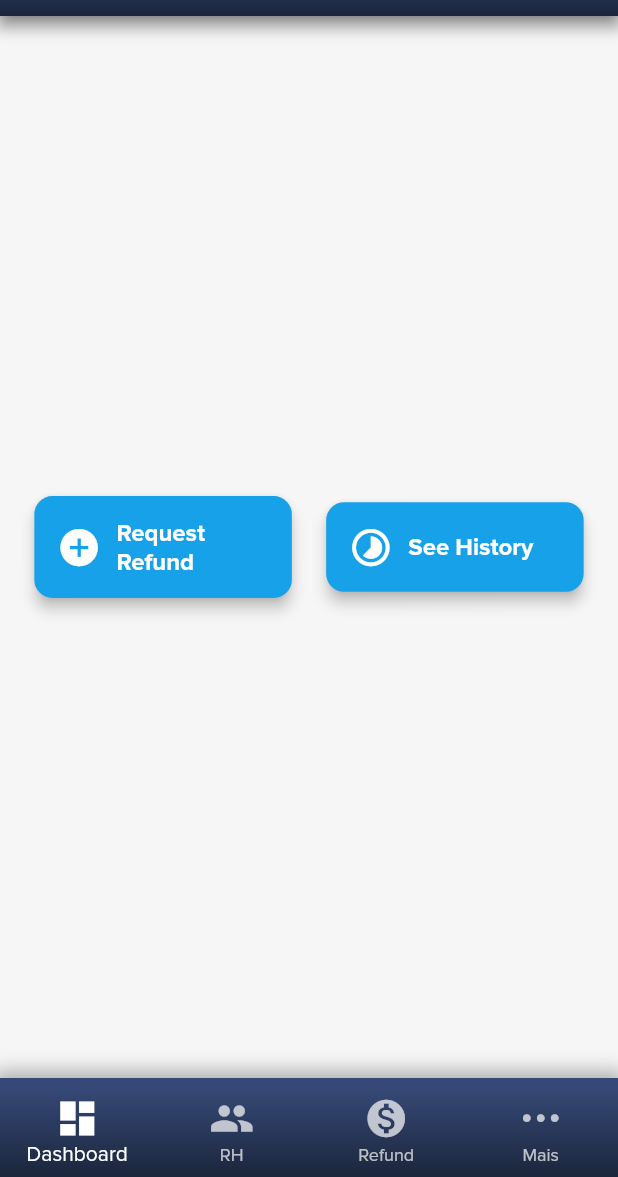
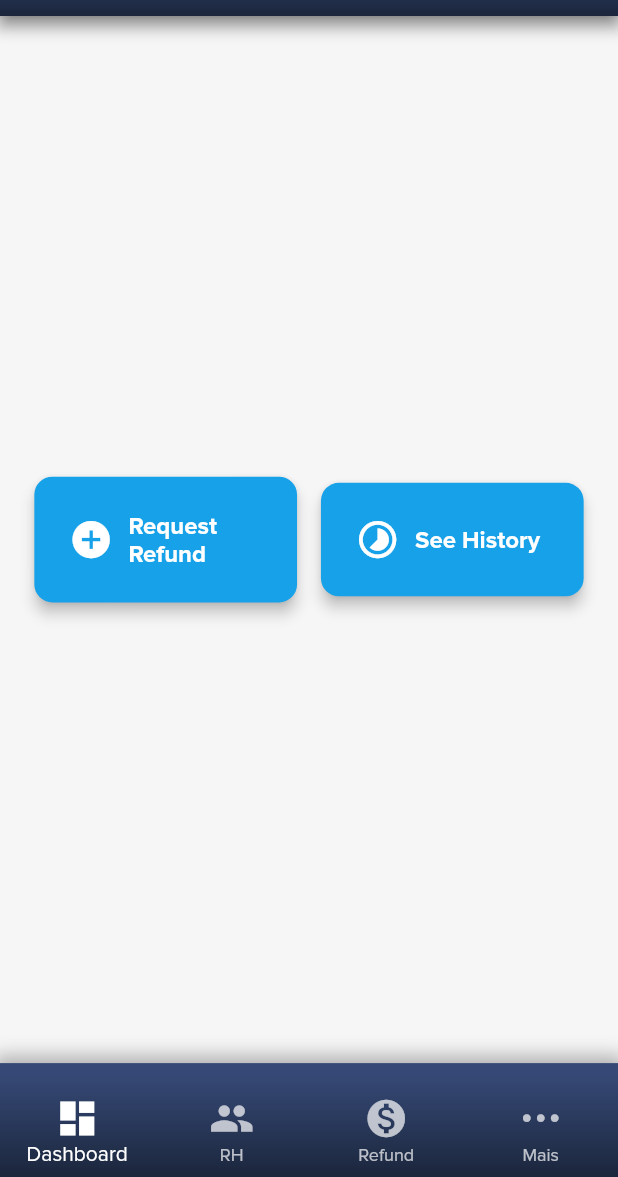
Before and after one commit to JoaoBrodt/telaJonathanSpecter, a Flutter app: the HomeScreen screen opened directly, on a phone screen of 412 x 824 dp, the part 59-1236 px from its top. Run offline on Flutter 3.47's test engine with Material 2 defaults, Android fonts, the phone set to English and light mode, and no system bars; our stand-ins replace dio, equatable, flutter_bloc, google_fonts; generated files the repository leaves out were written again; statements that could not run were skipped.

Commit message:
Melhoria para proporção de tela.

```diff
--- a/demeter_app/lib/core/export.dart
+++ b/demeter_app/lib/core/export.dart
@@ -1,6 +1,5 @@
 export 'services/dio_http_service_impl.dart';
 export 'services/http_service.dart';
-export 'presentation/theme/adaptative_theme.dart';
 export 'presentation/theme/theme_dark.dart';
 export 'presentation/theme/theme_default.dart';
 export 'routes.dart';
--- a/demeter_app/lib/core/routes.dart
+++ b/demeter_app/lib/core/routes.dart
@@ -1,4 +1,4 @@
-import 'package:demeter_app/core/presentation/theme/adaptative_theme.dart';
+import 'package:demeter_design_system/adaptative_theme.dart';
 import 'package:demeter_app/features/dashboard/presentation/screen/dashboard.dart';
 import 'package:demeter_app/features/more/exports.dart';
 import 'package:demeter_design_system/demeter_design_system.dart';
--- a/demeter_app/lib/features/dashboard/presentation/screen/dashboard.dart
+++ b/demeter_app/lib/features/dashboard/presentation/screen/dashboard.dart
@@ -1,4 +1,4 @@
-import 'package:demeter_app/core/presentation/theme/adaptative_theme.dart';
+import 'package:demeter_design_system/adaptative_theme.dart';
 import 'package:demeter_design_system/sized_config.dart';
 import 'package:flutter_gen/gen_l10n/app_localizations.dart';
 import 'package:demeter_design_system/demeter_design_system.dart';
@@ -10,6 +10,7 @@ class DashBoardScreen extends StatelessWidget {
   @override
   Widget build(BuildContext context) {
     return Container(
+      height: getProportionateScreenWidth(30),
       padding: EdgeInsets.all(
           getProportionateScreenWidth(AdaptativeTheme.defaultSpace)),
       child: Row(
@@ -27,7 +28,7 @@ class DashBoardScreen extends StatelessWidget {
             ),
           ),
           SizedBox(
-            width: getProportionateScreenWidth(AdaptativeTheme.defaultSpace),
+            width: getProportionateScreenWidth(16),
           ),
           Flexible(
             child: ButtonLargeLeftIconWidget(
--- a/demeter_app/lib/features/home/presentation/widgets/bottom_navigation_bar_widget.dart
+++ b/demeter_app/lib/features/home/presentation/widgets/bottom_navigation_bar_widget.dart
@@ -1,7 +1,7 @@
-import 'package:demeter_app/core/export.dart';
 import 'package:demeter_app/core/navigation/screens_enum.dart';
 import 'package:demeter_app/features/home/presentation/cubit/home_cubit.dart';
 import 'package:demeter_app/features/home/presentation/cubit/home_state.dart';
+import 'package:demeter_design_system/demeter_design_system.dart';
 import 'package:flutter/cupertino.dart';
 import 'package:flutter/material.dart';
 import 'package:flutter_bloc/flutter_bloc.dart';
@@ -13,7 +13,8 @@ class BottomNavigationBarWidget extends StatelessWidget {
   @override
   Widget build(BuildContext context) {
     return Container(
-      padding: const EdgeInsets.only(top: AdaptativeTheme.minimunExtraSpace),
+      padding: EdgeInsets.only(
+          top: getProportionateScreenWidth(AdaptativeTheme.mediumSpace)),
       decoration: BoxDecoration(
         boxShadow: [
           BoxShadow(
--- a/demeter_app/lib/core/presentation/theme/adaptative_theme.dart
+++ b/demeter_design_system/lib/adaptative_theme.dart
@@ -1,6 +1,7 @@
 class AdaptativeTheme {
   static const noneSpace = 0.0;
   static const minimunSpace = 10.0;
+  static const mediumSpace = 15.0;
   static const minimunExtraSpace = 5.0;
   static const defaultSpace = 23.0;
   static const largeSpace = 24.0;
--- a/demeter_design_system/lib/components/buttons/button_large_left_icon_widget.dart
+++ b/demeter_design_system/lib/components/buttons/button_large_left_icon_widget.dart
@@ -16,7 +16,8 @@ class ButtonLargeLeftIconWidget extends StatelessWidget {
   Widget build(BuildContext context) {
     return ElevatedButton(
       style: ElevatedButton.styleFrom(
-          padding: EdgeInsets.all(getProportionateScreenWidth(15))),
+          padding: EdgeInsets.all(
+              getProportionateScreenWidth(AdaptativeTheme.defaultSpace))),
       child: Row(
         mainAxisAlignment: MainAxisAlignment.start,
         children: [
@@ -25,10 +26,12 @@ class ButtonLargeLeftIconWidget extends StatelessWidget {
             child: icon,
           ),
           Flexible(
-            child: Text(
-              text,
-              style: Theme.of(context).textTheme.labelMedium,
-            ),
+            child: Text(text,
+                overflow: TextOverflow.ellipsis,
+                maxLines: 2,
+                style: Theme.of(context).textTheme.labelMedium
+                // ?.copyWith(fontSize: getProportionateScreenWidth(16)),
+                ),
           ),
         ],
       ),
--- a/demeter_design_system/lib/export.dart
+++ b/demeter_design_system/lib/export.dart
@@ -1,3 +1,4 @@
 export 'components/buttons/export.dart';
 export 'components/app_bar/export.dart';
 export 'sized_config.dart';
+export 'adaptative_theme.dart';
```
